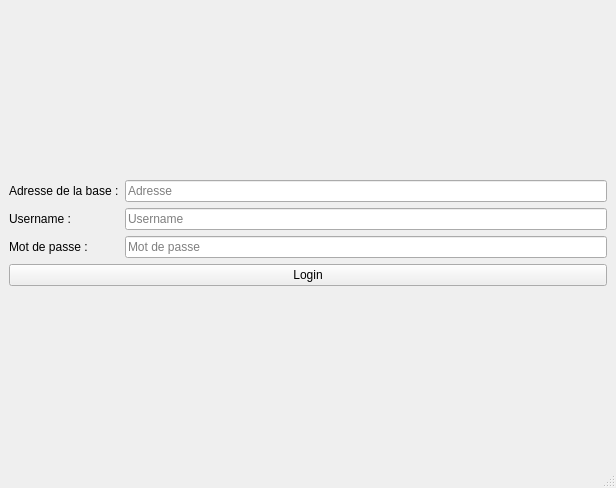
Above: mainwindow.ui from G4bleb/salt-n-pepper before the change. Below: the same form after it.
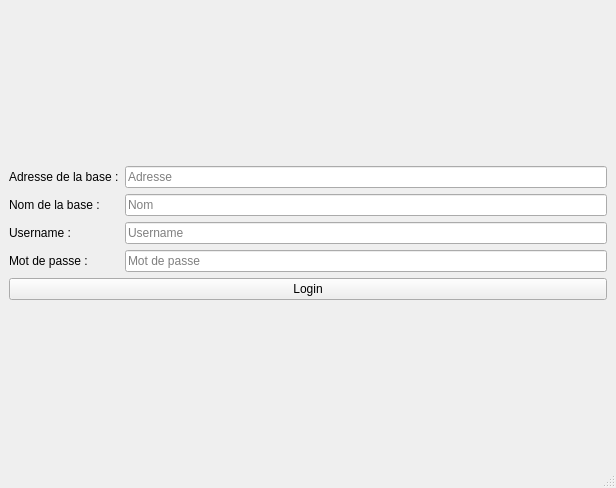
That is the form after the change.

```diff
--- a/mainwindow.ui
+++ b/mainwindow.ui
@@ -30,55 +30,69 @@
     </item>
     <item>
      <layout class="QFormLayout" name="formLayout_3">
-      <item row="0" column="0">
-       <widget class="QLabel" name="label_password">
+      <item row="1" column="0">
+       <widget class="QLabel" name="label_adress">
         <property name="text">
          <string>Adresse de la base :</string>
         </property>
        </widget>
       </item>
-      <item row="0" column="1">
+      <item row="1" column="1">
        <widget class="QLineEdit" name="lineEdit_adress">
         <property name="placeholderText">
          <string>Adresse</string>
         </property>
        </widget>
       </item>
-      <item row="1" column="0">
-       <widget class="QLabel" name="label_login">
+      <item row="3" column="0">
+       <widget class="QLabel" name="label_username">
         <property name="text">
          <string>Username :</string>
         </property>
        </widget>
       </item>
-      <item row="1" column="1">
+      <item row="3" column="1">
        <widget class="QLineEdit" name="lineEdit_username">
         <property name="placeholderText">
          <string>Username</string>
         </property>
        </widget>
       </item>
-      <item row="2" column="0">
-       <widget class="QLabel" name="label_adress">
+      <item row="4" column="0">
+       <widget class="QLabel" name="label_password">
         <property name="text">
          <string>Mot de passe : </string>
         </property>
        </widget>
       </item>
-      <item row="2" column="1">
+      <item row="4" column="1">
        <widget class="QLineEdit" name="lineEdit_password">
         <property name="placeholderText">
          <string>Mot de passe</string>
         </property>
        </widget>
       </item>
-      <item row="3" column="0" colspan="2">
+      <item row="5" column="0" colspan="2">
        <widget class="QPushButton" name="pushButton_login">
         <property name="text">
          <string>Login</string>
         </property>
        </widget>
       </item>
+      <item row="2" column="0">
+       <widget class="QLabel" name="label_dbname">
+        <property name="text">
+         <string>Nom de la base :</string>
+        </property>
+       </widget>
+      </item>
+      <item row="2" column="1">
+       <widget class="QLineEdit" name="lineEdit_dbname">
+        <property name="placeholderText">
+         <string>Nom</string>
+        </property>
+       </widget>
+      </item>
      </layout>
     </item>
     <item>
```
